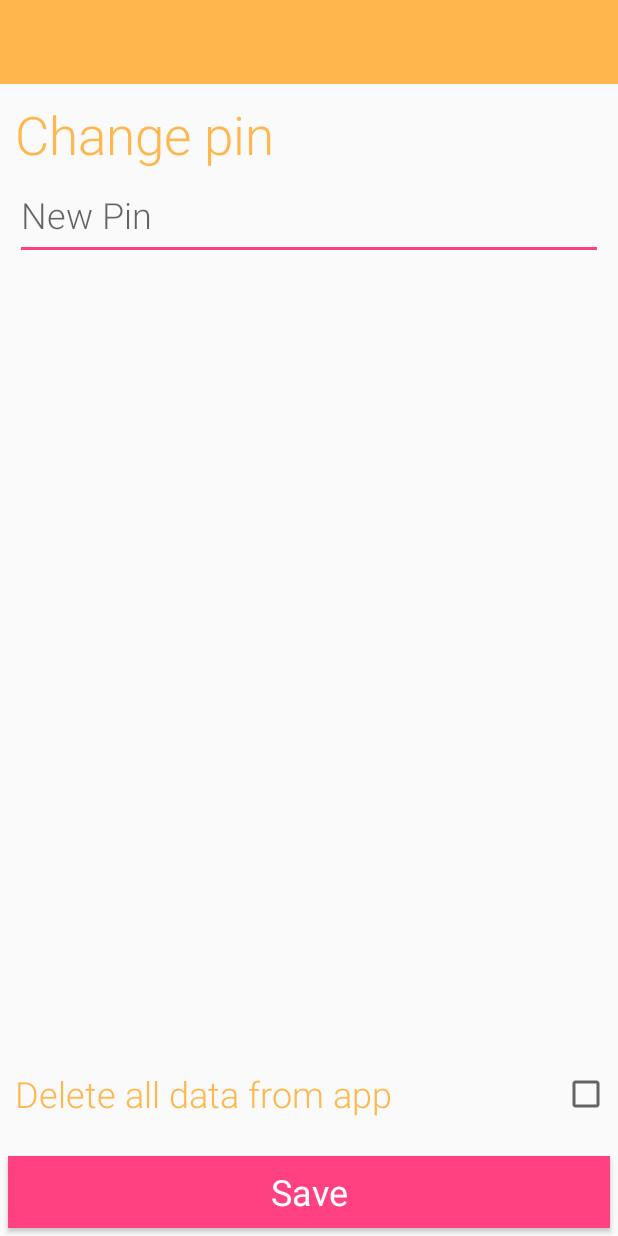
After one commit to Ninise/PassKeeper, an Android app: the layout settings_activity.xml on its own in the app's theme, with its tools: preview values and no code run, on a phone screen of 412 x 824 dp. The commit adds this screen. Run offline under Robolectric (Android 15) with nearby library versions, the phone set to English and light mode, and no system bars.

Commit message:
Settings activity added

```diff
--- a/app/src/main/AndroidManifest.xml
+++ b/app/src/main/AndroidManifest.xml
@@ -23,6 +23,8 @@
 
         <activity android:name=".mvp.view.about.AboutActivity"/>
 
+        <activity android:name=".mvp.view.settings.SettingsActivity"/>
+
     </application>
 
 </manifest>
--- a/app/src/main/java/com/hazelhunt/passkeeper/mvp/view/login/LoginActivity.java
+++ b/app/src/main/java/com/hazelhunt/passkeeper/mvp/view/login/LoginActivity.java
@@ -62,7 +62,6 @@ public class LoginActivity extends AppCompatActivity implements ILoginView {
 
     @Override
     public void onEntrySuccess() {
-        Toast.makeText(this, mRightPasswordString, Toast.LENGTH_SHORT).show();
         startActivity(new Intent(this, MainActivity.class));
         finish();
     }
--- /dev/null
+++ b/app/src/main/res/layout/settings_activity.xml
@@ -0,0 +1,67 @@
+<?xml version="1.0" encoding="utf-8"?>
+<RelativeLayout xmlns:android="http://schemas.android.com/apk/res/android"
+                android:layout_width="match_parent"
+                android:layout_height="match_parent">
+
+    <include android:id="@+id/settingsToolbar"
+             layout="@layout/tool_bar"
+             />
+
+    <TextView
+        android:id="@+id/settingsChangePincodeTextView"
+        android:layout_width="match_parent"
+        android:layout_height="wrap_content"
+        android:layout_below="@id/settingsToolbar"
+        android:layout_marginTop="10dp"
+        android:layout_marginLeft="10dp"
+        android:text="@string/settings_change_pin"
+        android:textSize="35sp"
+        style="@style/RobotoTextViewStyle"
+        />
+
+    <EditText
+        android:id="@+id/settignsChangePincodeEditText"
+        android:layout_width="match_parent"
+        android:layout_height="wrap_content"
+        android:layout_below="@id/settingsChangePincodeTextView"
+        android:layout_marginLeft="10dp"
+        android:layout_marginRight="10dp"
+        android:inputType="numberPassword"
+        android:minHeight="60dp"
+        android:hint="@string/settings_change_pin_hint"
+        style="@style/RobotoTextViewStyle"
+        />
+
+
+    <Button
+        android:id="@+id/settignsSaveButton"
+        android:layout_width="match_parent"
+        android:layout_height="wrap_content"
+        android:layout_alignParentBottom="true"
+        android:text="@string/settings_save"
+        style="@style/RobotoButtonStyle"
+        />
+
+    <TextView
+        android:id="@+id/settingsDeleteAllDataTextView"
+        android:layout_width="match_parent"
+        android:layout_height="wrap_content"
+        android:layout_above="@id/settignsSaveButton"
+        android:layout_marginLeft="10dp"
+        android:layout_marginBottom="25dp"
+        android:text="@string/settings_delete_all"
+        style="@style/RobotoTextViewStyle"
+        />
+
+    <android.support.v7.widget.AppCompatCheckBox
+        android:id="@+id/settingsDeleteAllDataCheckBox"
+        android:layout_width="wrap_content"
+        android:layout_height="wrap_content"
+        android:layout_above="@id/settignsSaveButton"
+        android:layout_marginBottom="25dp"
+        android:layout_marginRight="5dp"
+        android:layout_alignParentRight="true"
+        />
+
+
+</RelativeLayout>
--- a/app/src/main/res/values/strings.xml
+++ b/app/src/main/res/values/strings.xml
@@ -27,5 +27,10 @@
     <string name="openDrawer">open</string>
     <string name="closeDrawer">close</string>
     <string name="about_creator">Created by Nikitin N. @ 2016</string>
+    <string name="settings_delete_all">Delete all data from app</string>
+    <string name="settings_change_pin">Change pin</string>
+    <string name="settings_change_pin_hint">New Pin</string>
+    <string name="settings_save">Save</string>
+    <string name="settings_changes_saved">Saved</string>
 
 </resources>
```
Also changed, not shown: app/src/main/java/com/hazelhunt/passkeeper/mvp/presenter/settings/ISettingsPresenter.java (added, +9 -0 lines), app/src/main/java/com/hazelhunt/passkeeper/mvp/presenter/settings/SettingsPresenter.java (added, +19 -0 lines), app/src/main/java/com/hazelhunt/passkeeper/mvp/view/settings/ISettingsView.java (added, +7 -0 lines), app/src/main/java/com/hazelhunt/passkeeper/mvp/view/settings/SettingsActivity.java (+63 -4 lines).
